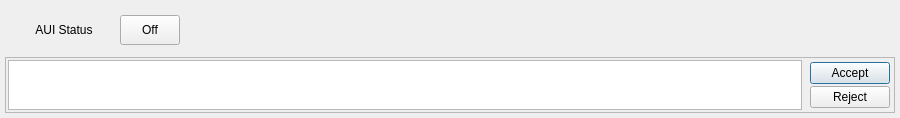
argenortega/AUI, file ui/MixedInitiative.ui: the form before one commit.
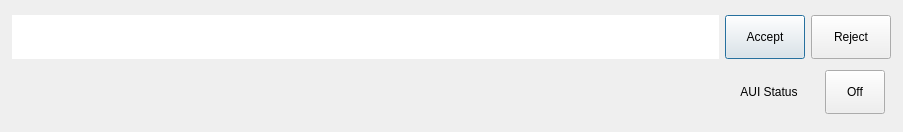
The form after the commit.

What changed in the file:
```diff
--- a/ui/MixedInitiative.ui
+++ b/ui/MixedInitiative.ui
@@ -6,8 +6,8 @@
    <rect>
     <x>0</x>
     <y>0</y>
-    <width>900</width>
-    <height>118</height>
+    <width>903</width>
+    <height>122</height>
    </rect>
   </property>
   <property name="sizePolicy">
@@ -25,7 +25,7 @@
   <property name="maximumSize">
    <size>
     <width>16777215</width>
-    <height>118</height>
+    <height>200</height>
    </size>
   </property>
   <property name="baseSize">
@@ -42,14 +42,130 @@
     <number>2</number>
    </property>
    <property name="margin">
-    <number>5</number>
+    <number>12</number>
    </property>
+   <item>
+    <widget class="QFrame" name="AUIMsgs">
+     <property name="minimumSize">
+      <size>
+       <width>0</width>
+       <height>50</height>
+      </size>
+     </property>
+     <property name="frameShape">
+      <enum>QFrame::NoFrame</enum>
+     </property>
+     <property name="frameShadow">
+      <enum>QFrame::Plain</enum>
+     </property>
+     <layout class="QHBoxLayout" name="AUIMsgsLayout">
+      <property name="margin">
+       <number>0</number>
+      </property>
+      <item>
+       <widget class="QTextBrowser" name="textBrowserAUIMix">
+        <property name="sizePolicy">
+         <sizepolicy hsizetype="Maximum" vsizetype="Preferred">
+          <horstretch>1</horstretch>
+          <verstretch>0</verstretch>
+         </sizepolicy>
+        </property>
+        <property name="minimumSize">
+         <size>
+          <width>700</width>
+          <height>30</height>
+         </size>
+        </property>
+        <property name="maximumSize">
+         <size>
+          <width>1200</width>
+          <height>44</height>
+         </size>
+        </property>
+        <property name="mouseTracking">
+         <bool>true</bool>
+        </property>
+        <property name="locale">
+         <locale language="English" country="UnitedStates"/>
+        </property>
+        <property name="frameShape">
+         <enum>QFrame::NoFrame</enum>
+        </property>
+        <property name="frameShadow">
+         <enum>QFrame::Plain</enum>
+        </property>
+        <property name="lineWidth">
+         <number>1</number>
+        </property>
+        <property name="midLineWidth">
+         <number>0</number>
+        </property>
+        <property name="horizontalScrollBarPolicy">
+         <enum>Qt::ScrollBarAlwaysOff</enum>
+        </property>
+        <layout class="QHBoxLayout" name="horizontalLayout"/>
+       </widget>
+      </item>
+      <item>
+       <widget class="QPushButton" name="Accept">
+        <property name="minimumSize">
+         <size>
+          <width>0</width>
+          <height>44</height>
+         </size>
+        </property>
+        <property name="mouseTracking">
+         <bool>true</bool>
+        </property>
+        <property name="text">
+         <string>Accept</string>
+        </property>
+        <property name="default">
+         <bool>true</bool>
+        </property>
+        <property name="flat">
+         <bool>false</bool>
+        </property>
+       </widget>
+      </item>
+      <item>
+       <widget class="QPushButton" name="Reject">
+        <property name="minimumSize">
+         <size>
+          <width>0</width>
+          <height>44</height>
+         </size>
+        </property>
+        <property name="text">
+         <string>Reject</string>
+        </property>
+       </widget>
+      </item>
+     </layout>
+    </widget>
+   </item>
    <item>
     <widget class="QWidget" name="AUIStatus" native="true">
      <property name="locale">
       <locale language="English" country="UnitedStates"/>
      </property>
      <layout class="QHBoxLayout" name="AUIStatusLayout">
+      <property name="margin">
+       <number>6</number>
+      </property>
+      <item>
+       <spacer name="AUIStatusSpacer">
+        <property name="orientation">
+         <enum>Qt::Horizontal</enum>
+        </property>
+        <property name="sizeHint" stdset="0">
+         <size>
+          <width>40</width>
+          <height>20</height>
+         </size>
+        </property>
+       </spacer>
+      </item>
       <item>
        <widget class="QLabel" name="AUIStatusLabel">
         <property name="sizePolicy">
@@ -98,13 +214,13 @@
         <property name="minimumSize">
          <size>
           <width>60</width>
-          <height>30</height>
+          <height>44</height>
          </size>
         </property>
         <property name="maximumSize">
          <size>
           <width>60</width>
-          <height>30</height>
+          <height>44</height>
          </size>
         </property>
         <property name="mouseTracking">
@@ -120,102 +236,6 @@
          <bool>false</bool>
         </property>
        </widget>
-      </item>
-      <item>
-       <spacer name="AUIStatusSpacer">
-        <property name="orientation">
-         <enum>Qt::Horizontal</enum>
-        </property>
-        <property name="sizeHint" stdset="0">
-         <size>
-          <width>40</width>
-          <height>20</height>
-         </size>
-        </property>
-       </spacer>
-      </item>
-     </layout>
-    </widget>
-   </item>
-   <item>
-    <widget class="QFrame" name="AUIMsgs">
-     <property name="frameShape">
-      <enum>QFrame::StyledPanel</enum>
-     </property>
-     <property name="frameShadow">
-      <enum>QFrame::Raised</enum>
-     </property>
-     <layout class="QHBoxLayout" name="AUIMsgsLayout">
-      <property name="margin">
-       <number>2</number>
-      </property>
-      <item>
-       <widget class="QTextBrowser" name="textBrowserAUIMix">
-        <property name="sizePolicy">
-         <sizepolicy hsizetype="Maximum" vsizetype="Preferred">
-          <horstretch>1</horstretch>
-          <verstretch>0</verstretch>
-         </sizepolicy>
-        </property>
-        <property name="minimumSize">
-         <size>
-          <width>700</width>
-          <height>30</height>
-         </size>
-        </property>
-        <property name="maximumSize">
-         <size>
-          <width>1200</width>
-          <height>50</height>
-         </size>
-        </property>
-        <property name="mouseTracking">
-         <bool>true</bool>
-        </property>
-        <property name="locale">
-         <locale language="English" country="UnitedStates"/>
-        </property>
-        <property name="midLineWidth">
-         <number>0</number>
-        </property>
-        <property name="horizontalScrollBarPolicy">
-         <enum>Qt::ScrollBarAlwaysOff</enum>
-        </property>
-        <layout class="QHBoxLayout" name="horizontalLayout"/>
-       </widget>
-      </item>
-      <item>
-       <layout class="QVBoxLayout" name="buttonsLayout" stretch="0,0">
-        <property name="spacing">
-         <number>2</number>
-        </property>
-        <property name="margin">
-         <number>2</number>
-        </property>
-        <item>
-         <widget class="QPushButton" name="Accept">
-          <property name="mouseTracking">
-           <bool>true</bool>
-          </property>
-          <property name="text">
-           <string>Accept</string>
-          </property>
-          <property name="default">
-           <bool>true</bool>
-          </property>
-          <property name="flat">
-           <bool>false</bool>
-          </property>
-         </widget>
-        </item>
-        <item>
-         <widget class="QPushButton" name="Reject">
-          <property name="text">
-           <string>Reject</string>
-          </property>
-         </widget>
-        </item>
-       </layout>
       </item>
      </layout>
     </widget>
```
